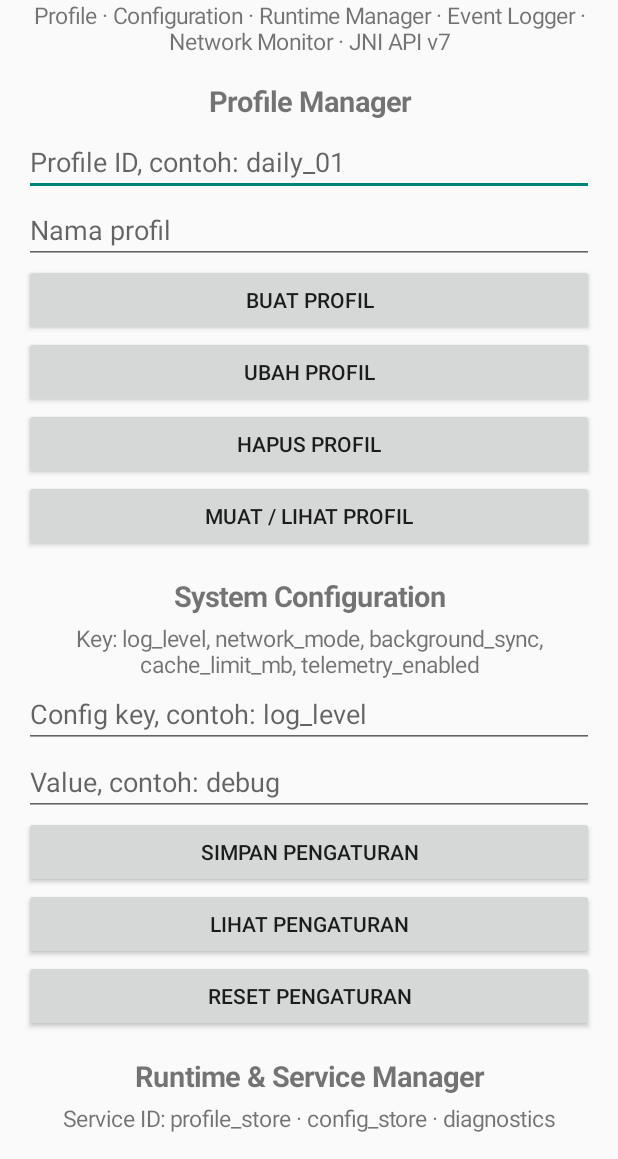
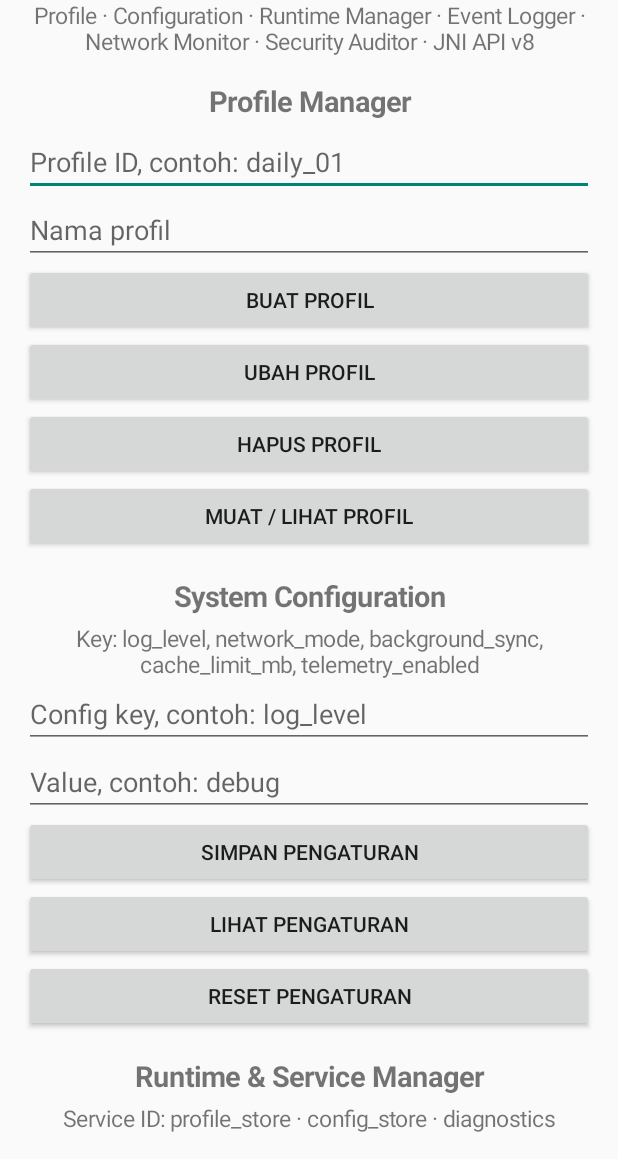
Before and after one commit to mirkov888/mora-rust-android, an Android app: the screen it shows after launch (MainActivity), on a phone screen of 412 x 824 dp, the part 77-1236 px from its top. Run offline under Robolectric (Android 15) with nearby library versions, the phone set to English and light mode, and no system bars; 5 statements that could not run were skipped.

Commit message:
Update demo header for Phase 9 API v8

```diff
--- a/android-demo/app/src/main/java/com/mora/rustandroid/MainActivity.kt
+++ b/android-demo/app/src/main/java/com/mora/rustandroid/MainActivity.kt
@@ -53,7 +53,7 @@ class MainActivity : Activity() {
         column.addView(label("Mora Rust Android Core", 24f).apply {
             typeface = Typeface.DEFAULT_BOLD
         })
-        column.addView(label("Profile · Configuration · Runtime Manager · Event Logger · Network Monitor · JNI API v7"))
+        column.addView(label("Profile · Configuration · Runtime Manager · Event Logger · Network Monitor · Security Auditor · JNI API v8"))
 
         section("Profile Manager")
         idInput = EditText(this).apply { hint = "Profile ID, contoh: daily_01" }
```
